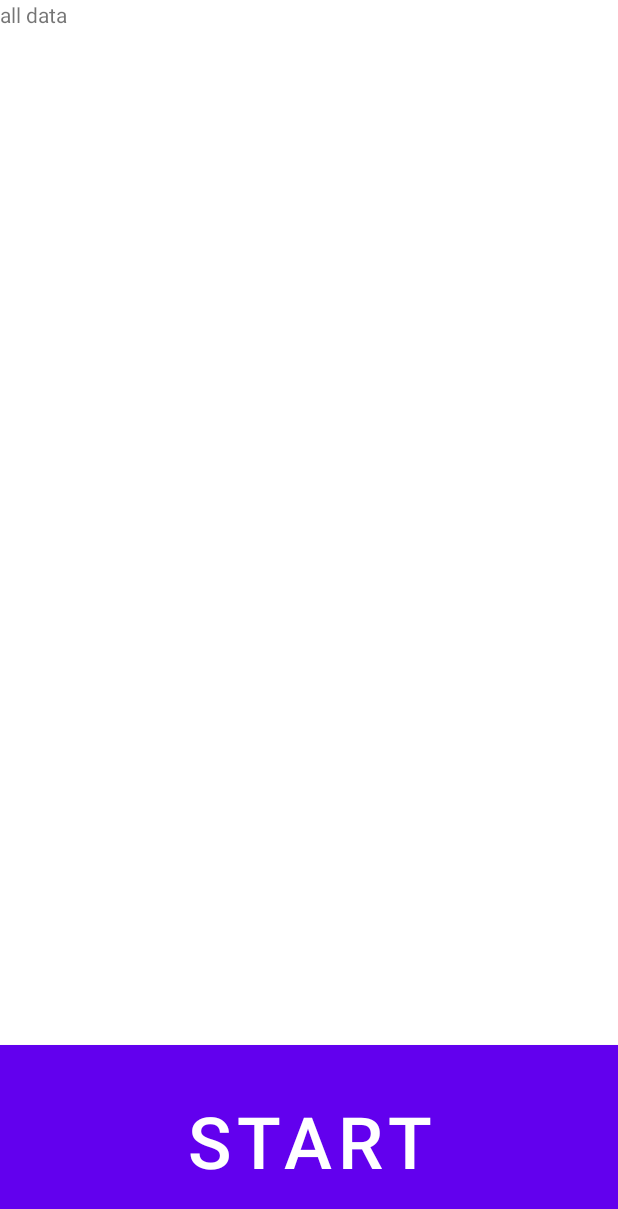
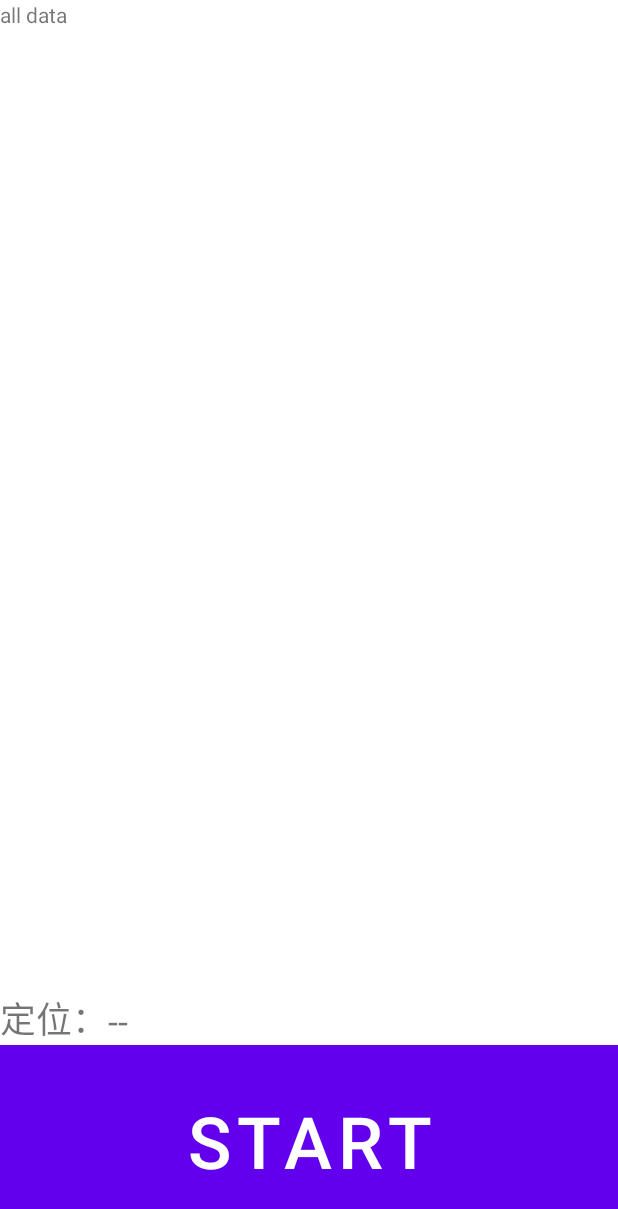
Before and after one commit to laomao1997/MaoCycle, an Android app: the screen it shows after launch (MainActivity), on a phone screen of 412 x 824 dp. Shown: the top 1209 px of the screen. Run offline under Robolectric (Android 15) with nearby library versions, the phone set to English and light mode, and no system bars; libraries missing offline, so code that uses them is left out: com.mapbox.mapboxsdk, com.yanzhenjie.permission; 6 statements that could not run were skipped.

Commit message:
Add location track

```diff
--- a/app/src/main/AndroidManifest.xml
+++ b/app/src/main/AndroidManifest.xml
@@ -19,12 +19,12 @@
     <application
         android:name=".MaoCycleApplication"
         android:allowBackup="true"
-        android:icon="@mipmap/ic_launcher"
+        android:icon="@drawable/bicycle"
         android:label="@string/app_name"
         android:roundIcon="@mipmap/ic_launcher_round"
         android:supportsRtl="true"
         android:theme="@style/Theme.MaoCycle">
-        <activity android:name=".MainActivity">
+        <activity android:name=".ui.MainActivity">
             <intent-filter>
                 <action android:name="android.intent.action.MAIN" />
 
--- a/app/src/main/java/io/github/laomao1997/maocycle/MainActivity.kt
+++ b/app/src/main/java/io/github/laomao1997/maocycle/ui/MainActivity.kt
@@ -1,9 +1,10 @@
-package io.github.laomao1997.maocycle
+package io.github.laomao1997.maocycle.ui
 
 import androidx.appcompat.app.AppCompatActivity
 import android.os.Bundle
 import android.view.View
 import android.widget.Button
+import android.widget.TextView
 import androidx.fragment.app.Fragment
 import androidx.fragment.app.FragmentActivity
 import androidx.lifecycle.ViewModelProvider
@@ -11,11 +12,13 @@ import androidx.viewpager2.adapter.FragmentStateAdapter
 import androidx.viewpager2.widget.ViewPager2
 import com.yanzhenjie.permission.AndPermission
 import com.yanzhenjie.permission.runtime.Permission
-import io.github.laomao1997.maocycle.fragments.AllDataFragment
-import io.github.laomao1997.maocycle.fragments.BigSpeedFragment
-import io.github.laomao1997.maocycle.fragments.MapFragment
+import io.github.laomao1997.maocycle.R
+
+import io.github.laomao1997.maocycle.ui.fragments.AllDataFragment
+import io.github.laomao1997.maocycle.ui.fragments.BigSpeedFragment
+import io.github.laomao1997.maocycle.ui.fragments.MapFragment
+import io.github.laomao1997.maocycle.ui.transformer.ZoomOutPageTransformer
 import io.github.laomao1997.maocycle.utils.ToastUtil
-import java.lang.StringBuilder
 
 /**
  * 页面上 ViewPager2 所拥有的页面数量
@@ -32,6 +35,7 @@ class MainActivity : AppCompatActivity() {
     private lateinit var mViewModel: MainViewModel
 
     private lateinit var mViewPager: ViewPager2
+    private lateinit var mTextLocation: TextView
     private lateinit var mButtonArrow: Button
     private lateinit var mButtonStart: Button
 
@@ -49,6 +53,14 @@ class MainActivity : AppCompatActivity() {
 
         initView()
         requestPermission()
+        mViewModel.currentLocation.observe(this) {
+            val altitude = it.altitude
+            val longitude = it.longitude
+            val latitude = it.latitude
+
+            val locationString = "Altitude: $altitude, Longitude: $longitude, Latitude: $latitude."
+            mTextLocation.text = locationString
+        }
     }
 
     override fun onBackPressed() {
@@ -72,6 +84,7 @@ class MainActivity : AppCompatActivity() {
         mViewPager = findViewById(R.id.view_pager)
         mButtonArrow = findViewById(R.id.btn_arrow)
         mButtonStart = findViewById(R.id.btn_start)
+        mTextLocation = findViewById(R.id.text_location)
 
         val onClickListenerImpl = OnClickListenerImpl()
         mButtonArrow.setOnClickListener(onClickListenerImpl)
@@ -112,6 +125,13 @@ class MainActivity : AppCompatActivity() {
             .start()
     }
 
+    /**
+     * 设置允许或禁用ViewPager的滑动效果
+     */
+    private fun allowViewPagerSlide(isAllowed: Boolean = true) {
+        mViewPager.isUserInputEnabled = isAllowed;
+    }
+
     private inner class ViewPagerAdapter(fragmentActivity: FragmentActivity) :
         FragmentStateAdapter(fragmentActivity) {
 
@@ -146,6 +166,7 @@ class MainActivity : AppCompatActivity() {
             } else {
                 View.GONE
             }
+            allowViewPagerSlide(position != 0)
         }
     }
 
--- a/app/src/main/java/io/github/laomao1997/maocycle/MainViewModel.kt
+++ b/app/src/main/java/io/github/laomao1997/maocycle/ui/MainViewModel.kt
@@ -1,9 +1,11 @@
-package io.github.laomao1997.maocycle
+package io.github.laomao1997.maocycle.ui
 
 import android.app.Application
 import android.location.Location
 import androidx.lifecycle.AndroidViewModel
 import androidx.lifecycle.MutableLiveData
+import io.github.laomao1997.maocycle.Constants
+import io.github.laomao1997.maocycle.LocationProvider
 import kotlin.math.*
 
 class MainViewModel(application: Application) : AndroidViewModel(application) {
--- a/app/src/main/java/io/github/laomao1997/maocycle/MainViewModelFactory.kt
+++ b/app/src/main/java/io/github/laomao1997/maocycle/ui/MainViewModelFactory.kt
@@ -1,4 +1,4 @@
-package io.github.laomao1997.maocycle
+package io.github.laomao1997.maocycle.ui
 
 import android.app.Application
 import androidx.lifecycle.ViewModel
--- a/app/src/main/java/io/github/laomao1997/maocycle/fragments/AllDataFragment.kt
+++ b/app/src/main/java/io/github/laomao1997/maocycle/ui/fragments/AllDataFragment.kt
@@ -1,4 +1,4 @@
-package io.github.laomao1997.maocycle.fragments
+package io.github.laomao1997.maocycle.ui.fragments
 
 import android.os.Bundle
 import android.view.LayoutInflater
--- a/app/src/main/java/io/github/laomao1997/maocycle/fragments/BigSpeedFragment.kt
+++ b/app/src/main/java/io/github/laomao1997/maocycle/ui/fragments/BigSpeedFragment.kt
@@ -1,4 +1,4 @@
-package io.github.laomao1997.maocycle.fragments
+package io.github.laomao1997.maocycle.ui.fragments
 
 import android.os.Bundle
 import android.view.LayoutInflater
--- a/app/src/main/java/io/github/laomao1997/maocycle/fragments/MapFragment.kt
+++ b/app/src/main/java/io/github/laomao1997/maocycle/ui/fragments/MapFragment.kt
@@ -1,4 +1,4 @@
-package io.github.laomao1997.maocycle.fragments
+package io.github.laomao1997.maocycle.ui.fragments
 
 import android.location.Location
 import android.os.Bundle
@@ -13,7 +13,7 @@ import com.mapbox.mapboxsdk.geometry.LatLng
 import com.mapbox.mapboxsdk.maps.MapView
 import com.mapbox.mapboxsdk.maps.MapboxMap
 import com.mapbox.mapboxsdk.maps.Style
-import io.github.laomao1997.maocycle.MainViewModel
+import io.github.laomao1997.maocycle.ui.MainViewModel
 import io.github.laomao1997.maocycle.R
 
 class MapFragment : Fragment() {
--- a/app/src/main/java/io/github/laomao1997/maocycle/DepthPageTransformer.kt
+++ b/app/src/main/java/io/github/laomao1997/maocycle/ui/transformer/DepthPageTransformer.kt
@@ -1,4 +1,4 @@
-package io.github.laomao1997.maocycle
+package io.github.laomao1997.maocycle.ui.transformer
 
 import android.view.View
 import androidx.viewpager2.widget.ViewPager2
--- a/app/src/main/java/io/github/laomao1997/maocycle/ZoomOutPageTransformer.kt
+++ b/app/src/main/java/io/github/laomao1997/maocycle/ui/transformer/ZoomOutPageTransformer.kt
@@ -1,4 +1,4 @@
-package io.github.laomao1997.maocycle
+package io.github.laomao1997.maocycle.ui.transformer
 
 import android.view.View
 import androidx.viewpager2.widget.ViewPager2
--- a/app/src/main/res/layout/activity_main.xml
+++ b/app/src/main/res/layout/activity_main.xml
@@ -4,7 +4,7 @@
     xmlns:tools="http://schemas.android.com/tools"
     android:layout_width="match_parent"
     android:layout_height="match_parent"
-    tools:context=".MainActivity">
+    tools:context=".ui.MainActivity">
 
     <androidx.viewpager2.widget.ViewPager2
         android:id="@+id/view_pager"
@@ -12,6 +12,24 @@
         android:layout_height="0dp"
         app:layout_constraintBottom_toTopOf="@id/btn_start"
         app:layout_constraintTop_toTopOf="parent" />
+
+    <TextView
+        android:id="@+id/text_location_label"
+        android:layout_width="wrap_content"
+        android:layout_height="wrap_content"
+        app:layout_constraintLeft_toLeftOf="parent"
+        app:layout_constraintBottom_toTopOf="@id/btn_start"
+        android:textSize="24sp"
+        android:text="定位：" />
+
+    <TextView
+        android:id="@+id/text_location"
+        android:layout_width="wrap_content"
+        android:layout_height="wrap_content"
+        app:layout_constraintBottom_toTopOf="@id/btn_start"
+        app:layout_constraintLeft_toRightOf="@id/text_location_label"
+        android:textSize="24sp"
+        android:text="--" />
 
     <Button
         android:id="@+id/btn_start"
@@ -25,7 +43,6 @@
         android:textSize="48sp"
         app:layout_constraintBottom_toBottomOf="parent"
         app:layout_constraintLeft_toLeftOf="parent"
-
         app:layout_constraintRight_toLeftOf="@id/btn_arrow" />
 
     <Button
--- a/build.gradle
+++ b/build.gradle
@@ -12,7 +12,7 @@ buildscript {
         mavenCentral()
     }
     dependencies {
-        classpath "com.android.tools.build:gradle:4.2.2"
+        classpath 'com.android.tools.build:gradle:7.0.0'
         classpath "org.jetbrains.kotlin:kotlin-gradle-plugin:$kotlin_version"
 
         // NOTE: Do not place your application dependencies here; they belong
```
Also changed, not shown: gradle/wrapper/gradle-wrapper.properties.
